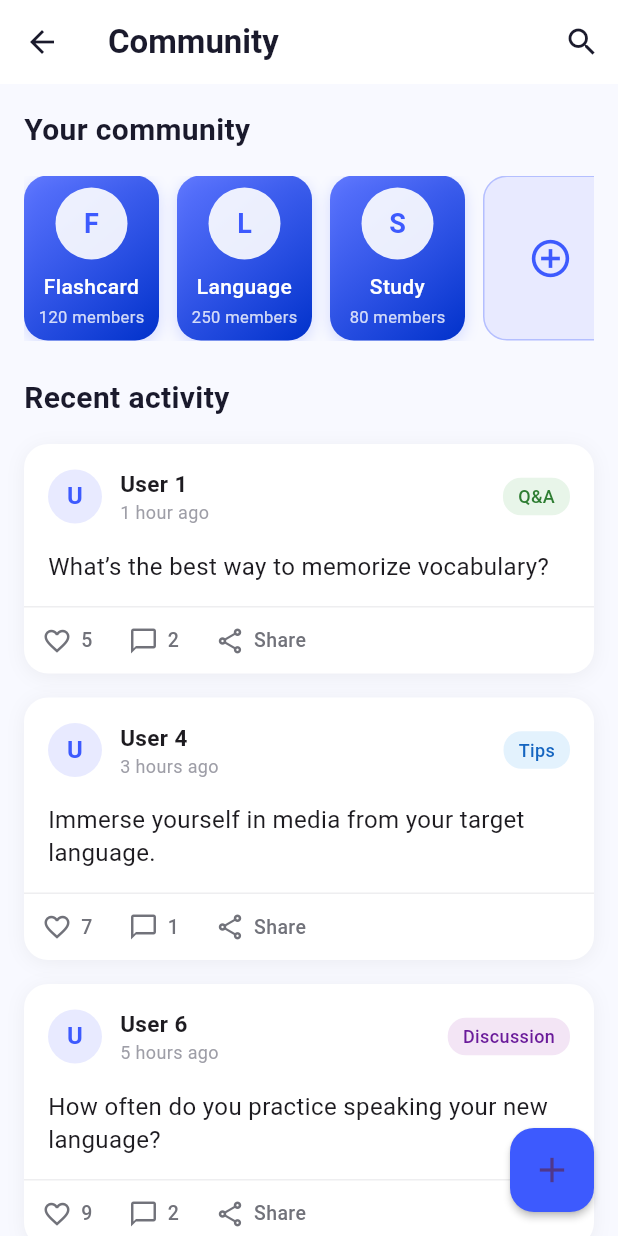
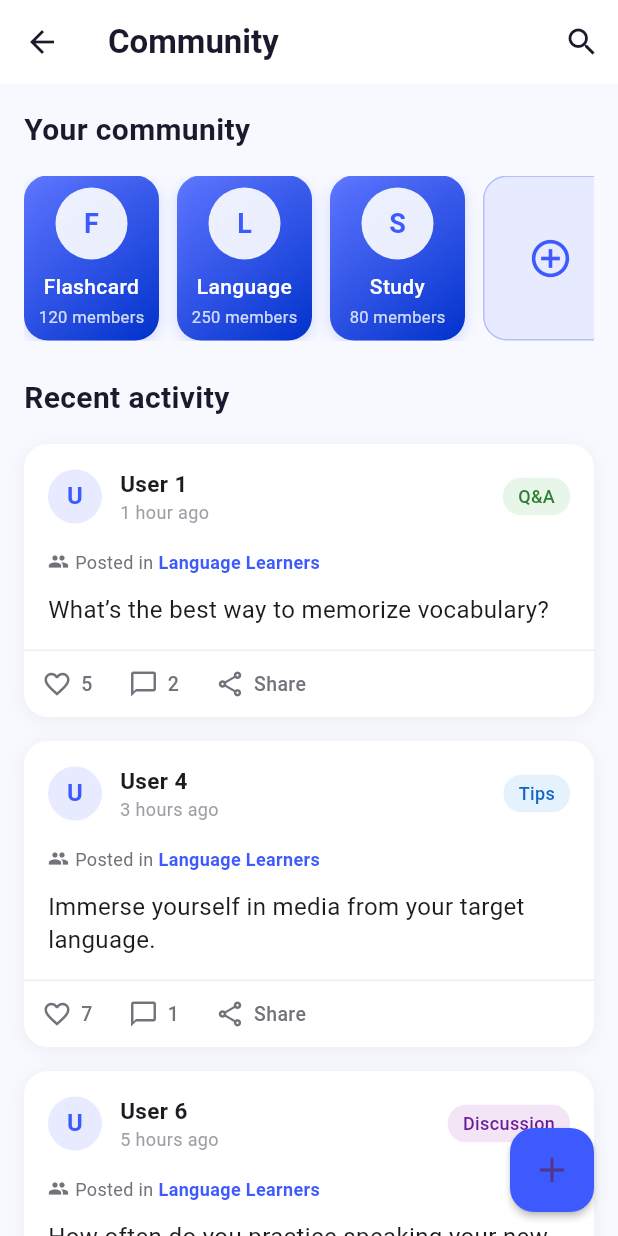
Before and after one commit to trungnotchung/flash_ability, a Flutter app: the MyCommunityScreen screen opened directly, on a phone screen of 412 x 824 dp. Run offline on Flutter 3.47's test engine with Material 3 defaults, Android fonts, the phone set to English and light mode, and no system bars; our stand-ins replace fl_chart.

Commit message:
add group data

```diff
--- a/lib/screens/community/my_community_screen.dart
+++ b/lib/screens/community/my_community_screen.dart
@@ -186,6 +186,7 @@ class _MyCommunityScreenState extends State<MyCommunityScreen> {
                   final tagTextColor =
                       CommunityTheme.tagTextColors[activityType] ??
                       CommunityTheme.primary;
+                  final groupName = activity['group'] as String;
 
                   return Container(
                     margin: const EdgeInsets.only(bottom: 16),
@@ -250,6 +251,63 @@ class _MyCommunityScreenState extends State<MyCommunityScreen> {
                             ],
                           ),
                         ),
+
+                        // Group indicator - NEW
+                        GestureDetector(
+                          onTap: () {
+                            // Navigate to the group when tapped
+                            Navigator.push(
+                              context,
+                              MaterialPageRoute(
+                                builder:
+                                    (context) => GroupDetailScreen(
+                                      groupName: groupName,
+                                      recentActivities:
+                                          recentActivities
+                                              .where(
+                                                (activity) =>
+                                                    activity['group'] ==
+                                                    groupName,
+                                              )
+                                              .toList(),
+                                    ),
+                              ),
+                            );
+                          },
+                          child: Padding(
+                            padding: const EdgeInsets.only(
+                              left: 16.0,
+                              right: 16.0,
+                              bottom: 12.0,
+                            ),
+                            child: Row(
+                              children: [
+                                const Icon(
+                                  Icons.group,
+                                  size: 14,
+                                  color: CommunityTheme.textSecondary,
+                                ),
+                                const SizedBox(width: 4),
+                                Text(
+                                  'Posted in ',
+                                  style: TextStyle(
+                                    fontSize: 12,
+                                    color: CommunityTheme.textSecondary,
+                                  ),
+                                ),
+                                Text(
+                                  groupName,
+                                  style: TextStyle(
+                                    fontSize: 12,
+                                    fontWeight: FontWeight.w600,
+                                    color: CommunityTheme.primary,
+                                  ),
+                                ),
+                              ],
+                            ),
+                          ),
+                        ),
+
                         Padding(
                           padding: const EdgeInsets.symmetric(horizontal: 16.0),
                           child: Text(
```
